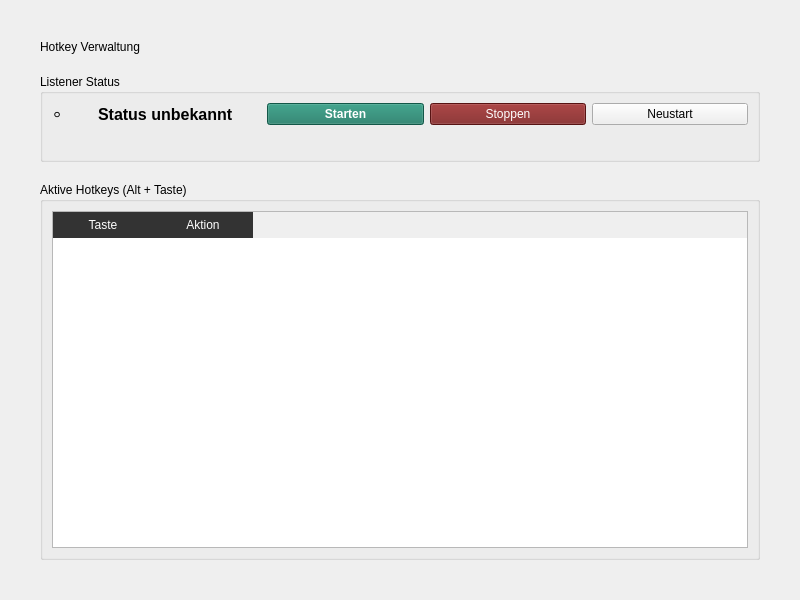
Qt form src/smartdesk/ui/gui/pages/ui/hotkey_page.ui (Neongrau23/SmartDesk) before a commit.
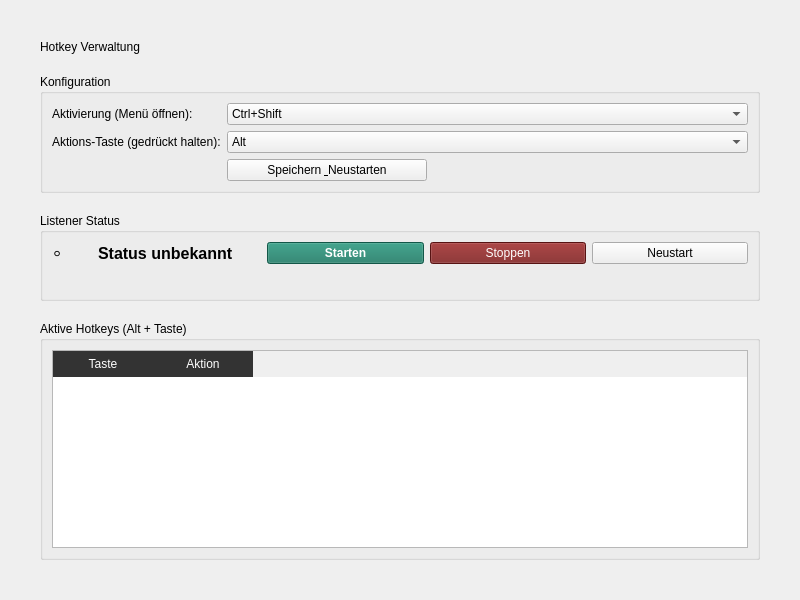
The same form after that commit.

Commit message: feat: Add configurable hotkeys via settings UI

```diff
--- a/src/smartdesk/ui/gui/pages/ui/hotkey_page.ui
+++ b/src/smartdesk/ui/gui/pages/ui/hotkey_page.ui
@@ -24,6 +24,47 @@
     </widget>
    </item>
 
+   <!-- Configuration Card -->
+   <item>
+    <widget class="QGroupBox" name="group_config">
+     <property name="title"><string>Konfiguration</string></property>
+     <layout class="QFormLayout" name="formLayout">
+      <item row="0" column="0">
+       <widget class="QLabel" name="label_activation">
+        <property name="text"><string>Aktivierung (Menü öffnen):</string></property>
+       </widget>
+      </item>
+      <item row="0" column="1">
+       <widget class="QComboBox" name="combo_activation">
+        <item><property name="text"><string>Ctrl+Shift</string></property></item>
+        <item><property name="text"><string>Ctrl+Alt</string></property></item>
+        <item><property name="text"><string>Shift+Alt</string></property></item>
+        <item><property name="text"><string>Win+Shift</string></property></item>
+       </widget>
+      </item>
+      <item row="1" column="0">
+       <widget class="QLabel" name="label_action">
+        <property name="text"><string>Aktions-Taste (gedrückt halten):</string></property>
+       </widget>
+      </item>
+      <item row="1" column="1">
+       <widget class="QComboBox" name="combo_action">
+        <item><property name="text"><string>Alt</string></property></item>
+        <item><property name="text"><string>Ctrl</string></property></item>
+        <item><property name="text"><string>Shift</string></property></item>
+        <item><property name="text"><string>Win</string></property></item>
+       </widget>
+      </item>
+      <item row="2" column="1">
+       <widget class="QPushButton" name="btn_save_config">
+        <property name="text"><string>Speichern &amp; Neustarten</string></property>
+        <property name="maximumSize"><size><width>200</width><height>16777215</height></size></property>
+       </widget>
+      </item>
+     </layout>
+    </widget>
+   </item>
+
    <!-- Status Card -->
    <item>
     <widget class="QGroupBox" name="group_status">
```
The commit also changes 3 other files.
